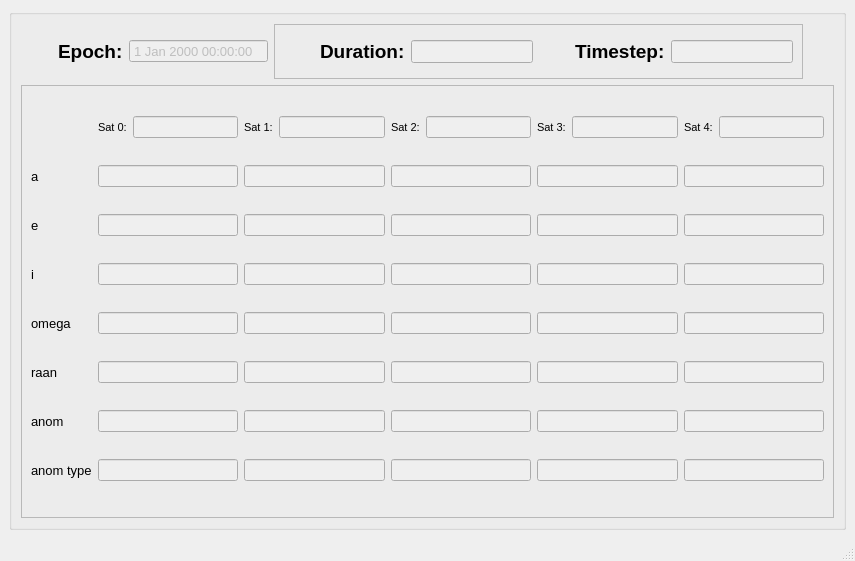
PatoGranate/Mission-Planner, file src/gui/SatInfoUI.ui: the form before one commit.
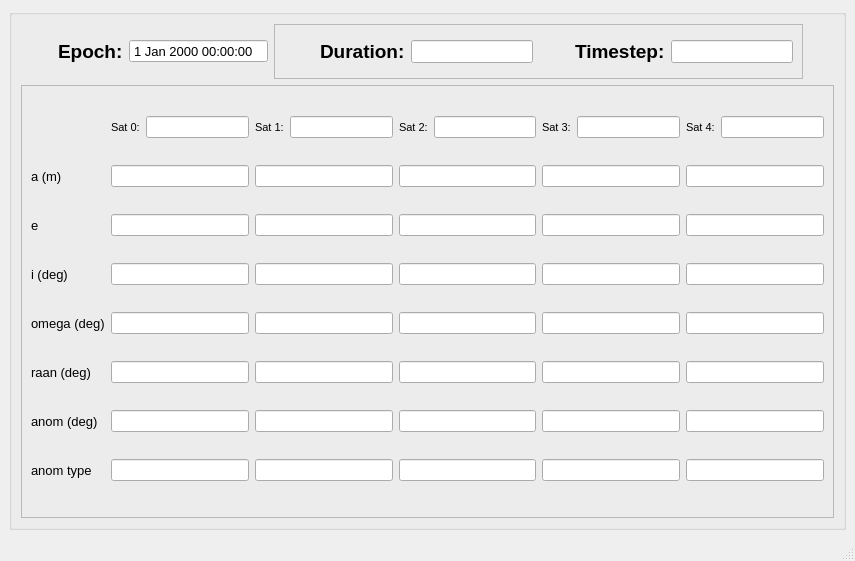
The form after the commit.

Commit message: Progressbar added and implemented functionality for sat info

Patch:
```diff
--- a/src/gui/SatInfoUI.ui
+++ b/src/gui/SatInfoUI.ui
@@ -43,7 +43,7 @@
           <item row="3" column="6" colspan="2">
            <widget class="QLineEdit" name="info_display_e2">
             <property name="enabled">
-             <bool>false</bool>
+             <bool>true</bool>
             </property>
             <property name="text">
              <string/>
@@ -61,14 +61,14 @@
              </font>
             </property>
             <property name="text">
-             <string>i</string>
+             <string>i (deg)</string>
             </property>
            </widget>
           </item>
           <item row="12" column="8" colspan="2">
            <widget class="QLineEdit" name="info_display_anom_type3">
             <property name="enabled">
-             <bool>false</bool>
+             <bool>true</bool>
             </property>
             <property name="text">
              <string/>
@@ -94,7 +94,7 @@
           <item row="8" column="10" colspan="2">
            <widget class="QLineEdit" name="info_display_omega4">
             <property name="enabled">
-             <bool>false</bool>
+             <bool>true</bool>
             </property>
             <property name="text">
              <string/>
@@ -107,7 +107,7 @@
           <item row="1" column="7">
            <widget class="QLineEdit" name="info_display_name2">
             <property name="enabled">
-             <bool>false</bool>
+             <bool>true</bool>
             </property>
             <property name="text">
              <string/>
@@ -120,7 +120,7 @@
           <item row="3" column="1" colspan="2">
            <widget class="QLineEdit" name="info_display_e0">
             <property name="enabled">
-             <bool>false</bool>
+             <bool>true</bool>
             </property>
             <property name="text">
              <string/>
@@ -133,7 +133,7 @@
           <item row="9" column="6" colspan="2">
            <widget class="QLineEdit" name="info_display_raan2">
             <property name="enabled">
-             <bool>false</bool>
+             <bool>true</bool>
             </property>
             <property name="text">
              <string/>
@@ -146,7 +146,7 @@
           <item row="2" column="4" colspan="2">
            <widget class="QLineEdit" name="info_display_a1">
             <property name="enabled">
-             <bool>false</bool>
+             <bool>true</bool>
             </property>
             <property name="sizePolicy">
              <sizepolicy hsizetype="Expanding" vsizetype="Fixed">
@@ -165,7 +165,7 @@
           <item row="3" column="8" colspan="2">
            <widget class="QLineEdit" name="info_display_e3">
             <property name="enabled">
-             <bool>false</bool>
+             <bool>true</bool>
             </property>
             <property name="text">
              <string/>
@@ -191,7 +191,7 @@
           <item row="8" column="8" colspan="2">
            <widget class="QLineEdit" name="info_display_omega3">
             <property name="enabled">
-             <bool>false</bool>
+             <bool>true</bool>
             </property>
             <property name="text">
              <string/>
@@ -204,7 +204,7 @@
           <item row="5" column="8" colspan="2">
            <widget class="QLineEdit" name="info_display_i3">
             <property name="enabled">
-             <bool>false</bool>
+             <bool>true</bool>
             </property>
             <property name="text">
              <string/>
@@ -222,14 +222,14 @@
              </font>
             </property>
             <property name="text">
-             <string>raan</string>
+             <string>raan (deg)</string>
             </property>
            </widget>
           </item>
           <item row="11" column="10" colspan="2">
            <widget class="QLineEdit" name="info_display_anom4">
             <property name="enabled">
-             <bool>false</bool>
+             <bool>true</bool>
             </property>
             <property name="text">
              <string/>
@@ -260,14 +260,14 @@
              </font>
             </property>
             <property name="text">
-             <string>anom</string>
+             <string>anom (deg)</string>
             </property>
            </widget>
           </item>
           <item row="5" column="10" colspan="2">
            <widget class="QLineEdit" name="info_display_i4">
             <property name="enabled">
-             <bool>false</bool>
+             <bool>true</bool>
             </property>
             <property name="text">
              <string/>
@@ -292,7 +292,7 @@
           <item row="1" column="11">
            <widget class="QLineEdit" name="info_display_name4">
             <property name="enabled">
-             <bool>false</bool>
+             <bool>true</bool>
             </property>
             <property name="text">
              <string/>
@@ -310,7 +310,7 @@
              </font>
             </property>
             <property name="text">
-             <string>omega</string>
+             <string>omega (deg)</string>
             </property>
            </widget>
           </item>
@@ -329,7 +329,7 @@
           <item row="1" column="5">
            <widget class="QLineEdit" name="info_display_name1">
             <property name="enabled">
-             <bool>false</bool>
+             <bool>true</bool>
             </property>
             <property name="text">
              <string/>
@@ -342,7 +342,7 @@
           <item row="9" column="8" colspan="2">
            <widget class="QLineEdit" name="info_display_raan3">
             <property name="enabled">
-             <bool>false</bool>
+             <bool>true</bool>
             </property>
             <property name="text">
              <string/>
@@ -355,7 +355,7 @@
           <item row="12" column="6" colspan="2">
            <widget class="QLineEdit" name="info_display_anom_type2">
             <property name="enabled">
-             <bool>false</bool>
+             <bool>true</bool>
             </property>
             <property name="text">
              <string/>
@@ -368,7 +368,7 @@
           <item row="8" column="4" colspan="2">
            <widget class="QLineEdit" name="info_display_omega1">
             <property name="enabled">
-             <bool>false</bool>
+             <bool>true</bool>
             </property>
             <property name="text">
              <string/>
@@ -381,7 +381,7 @@
           <item row="12" column="10" colspan="2">
            <widget class="QLineEdit" name="info_display_anom_type4">
             <property name="enabled">
-             <bool>false</bool>
+             <bool>true</bool>
             </property>
             <property name="text">
              <string/>
@@ -394,7 +394,7 @@
           <item row="11" column="1" colspan="2">
            <widget class="QLineEdit" name="info_display_anom0">
             <property name="enabled">
-             <bool>false</bool>
+             <bool>true</bool>
             </property>
             <property name="text">
              <string/>
@@ -407,7 +407,7 @@
           <item row="2" column="8" colspan="2">
            <widget class="QLineEdit" name="info_display_a3">
             <property name="enabled">
-             <bool>false</bool>
+             <bool>true</bool>
             </property>
             <property name="sizePolicy">
              <sizepolicy hsizetype="Expanding" vsizetype="Fixed">
@@ -426,7 +426,7 @@
           <item row="9" column="1" colspan="2">
            <widget class="QLineEdit" name="info_display_raan0">
             <property name="enabled">
-             <bool>false</bool>
+             <bool>true</bool>
             </property>
             <property name="text">
              <string/>
@@ -439,7 +439,7 @@
           <item row="11" column="8" colspan="2">
            <widget class="QLineEdit" name="info_display_anom3">
             <property name="enabled">
-             <bool>false</bool>
+             <bool>true</bool>
             </property>
             <property name="text">
              <string/>
@@ -452,7 +452,7 @@
           <item row="8" column="1" colspan="2">
            <widget class="QLineEdit" name="info_display_omega0">
             <property name="enabled">
-             <bool>false</bool>
+             <bool>true</bool>
             </property>
             <property name="text">
              <string/>
@@ -465,7 +465,7 @@
           <item row="3" column="4" colspan="2">
            <widget class="QLineEdit" name="info_display_e1">
             <property name="enabled">
-             <bool>false</bool>
+             <bool>true</bool>
             </property>
             <property name="text">
              <string/>
@@ -478,7 +478,7 @@
           <item row="9" column="10" colspan="2">
            <widget class="QLineEdit" name="info_display_raan4">
             <property name="enabled">
-             <bool>false</bool>
+             <bool>true</bool>
             </property>
             <property name="text">
              <string/>
@@ -491,7 +491,7 @@
           <item row="11" column="4" colspan="2">
            <widget class="QLineEdit" name="info_display_anom1">
             <property name="enabled">
-             <bool>false</bool>
+             <bool>true</bool>
             </property>
             <property name="text">
              <string/>
@@ -504,7 +504,7 @@
           <item row="1" column="9">
            <widget class="QLineEdit" name="info_display_name3">
             <property name="enabled">
-             <bool>false</bool>
+             <bool>true</bool>
             </property>
             <property name="text">
              <string/>
@@ -517,7 +517,7 @@
           <item row="2" column="1" colspan="2">
            <widget class="QLineEdit" name="info_display_a0">
             <property name="enabled">
-             <bool>false</bool>
+             <bool>true</bool>
             </property>
             <property name="sizePolicy">
              <sizepolicy hsizetype="Expanding" vsizetype="Fixed">
@@ -536,7 +536,7 @@
           <item row="5" column="6" colspan="2">
            <widget class="QLineEdit" name="info_display_i2">
             <property name="enabled">
-             <bool>false</bool>
+             <bool>true</bool>
             </property>
             <property name="text">
              <string/>
@@ -562,7 +562,7 @@
           <item row="8" column="6" colspan="2">
            <widget class="QLineEdit" name="info_display_omega2">
             <property name="enabled">
-             <bool>false</bool>
+             <bool>true</bool>
             </property>
             <property name="text">
              <string/>
@@ -575,7 +575,7 @@
           <item row="3" column="10" colspan="2">
            <widget class="QLineEdit" name="info_display_e4">
             <property name="enabled">
-             <bool>false</bool>
+             <bool>true</bool>
             </property>
             <property name="text">
              <string/>
@@ -588,7 +588,7 @@
           <item row="12" column="4" colspan="2">
            <widget class="QLineEdit" name="info_display_anom_type1">
             <property name="enabled">
-             <bool>false</bool>
+             <bool>true</bool>
             </property>
             <property name="text">
              <string/>
@@ -601,7 +601,7 @@
           <item row="2" column="6" colspan="2">
            <widget class="QLineEdit" name="info_display_a2">
             <property name="enabled">
-             <bool>false</bool>
+             <bool>true</bool>
             </property>
             <property name="sizePolicy">
              <sizepolicy hsizetype="Expanding" vsizetype="Fixed">
@@ -620,7 +620,7 @@
           <item row="2" column="10" colspan="2">
            <widget class="QLineEdit" name="info_display_a4">
             <property name="enabled">
-             <bool>false</bool>
+             <bool>true</bool>
             </property>
             <property name="sizePolicy">
              <sizepolicy hsizetype="Expanding" vsizetype="Fixed">
@@ -639,7 +639,7 @@
           <item row="11" column="6" colspan="2">
            <widget class="QLineEdit" name="info_display_anom2">
             <property name="enabled">
-             <bool>false</bool>
+             <bool>true</bool>
             </property>
             <property name="text">
              <string/>
@@ -652,7 +652,7 @@
           <item row="12" column="1" colspan="2">
            <widget class="QLineEdit" name="info_display_anom_type0">
             <property name="enabled">
-             <bool>false</bool>
+             <bool>true</bool>
             </property>
             <property name="text">
              <string/>
@@ -678,7 +678,7 @@
           <item row="5" column="1" colspan="2">
            <widget class="QLineEdit" name="info_display_i0">
             <property name="enabled">
-             <bool>false</bool>
+             <bool>true</bool>
             </property>
             <property name="text">
              <string/>
@@ -691,7 +691,7 @@
           <item row="1" column="2">
            <widget class="QLineEdit" name="info_display_name0">
             <property name="enabled">
-             <bool>false</bool>
+             <bool>true</bool>
             </property>
             <property name="text">
              <string/>
@@ -704,7 +704,7 @@
           <item row="5" column="4" colspan="2">
            <widget class="QLineEdit" name="info_display_i1">
             <property name="enabled">
-             <bool>false</bool>
+             <bool>true</bool>
             </property>
             <property name="text">
              <string/>
@@ -717,7 +717,7 @@
           <item row="9" column="4" colspan="2">
            <widget class="QLineEdit" name="info_display_raan1">
             <property name="enabled">
-             <bool>false</bool>
+             <bool>true</bool>
             </property>
             <property name="text">
              <string/>
@@ -735,7 +735,7 @@
              </font>
             </property>
             <property name="text">
-             <string>a</string>
+             <string>a (m)</string>
             </property>
            </widget>
           </item>
@@ -780,7 +780,7 @@
           <item row="2" column="5">
            <widget class="QLineEdit" name="info_display_timestep">
             <property name="enabled">
-             <bool>false</bool>
+             <bool>true</bool>
             </property>
             <property name="sizePolicy">
              <sizepolicy hsizetype="Expanding" vsizetype="Fixed">
@@ -834,7 +834,7 @@
           <item row="2" column="2">
            <widget class="QLineEdit" name="info_display_duration">
             <property name="enabled">
-             <bool>false</bool>
+             <bool>true</bool>
             </property>
             <property name="sizePolicy">
              <sizepolicy hsizetype="Expanding" vsizetype="Fixed">
@@ -885,7 +885,7 @@
        <item row="0" column="3">
         <widget class="QDateTimeEdit" name="info_display_date">
          <property name="enabled">
-          <bool>false</bool>
+          <bool>true</bool>
          </property>
          <property name="font">
           <font>
```
The commit also changes 9 other files.
